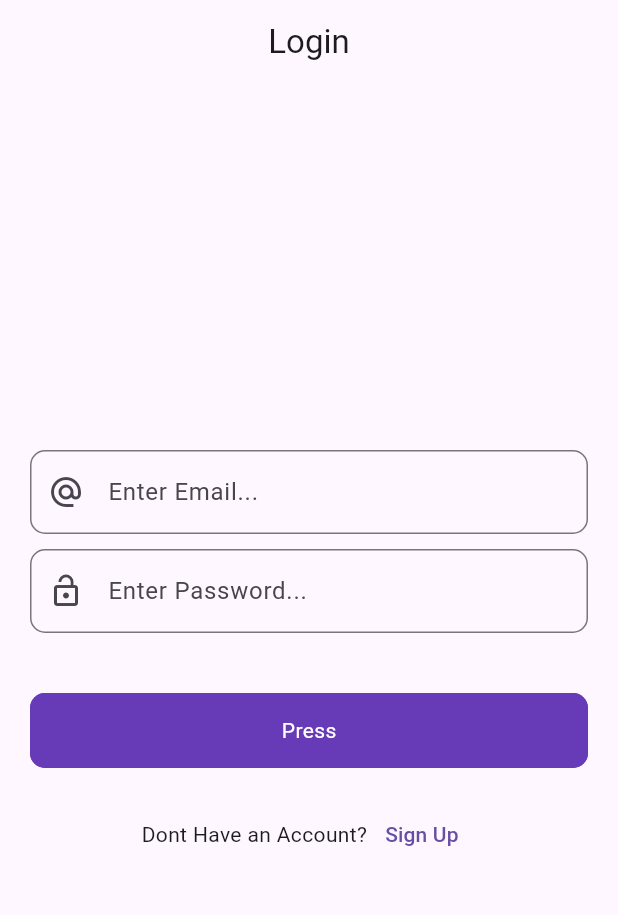
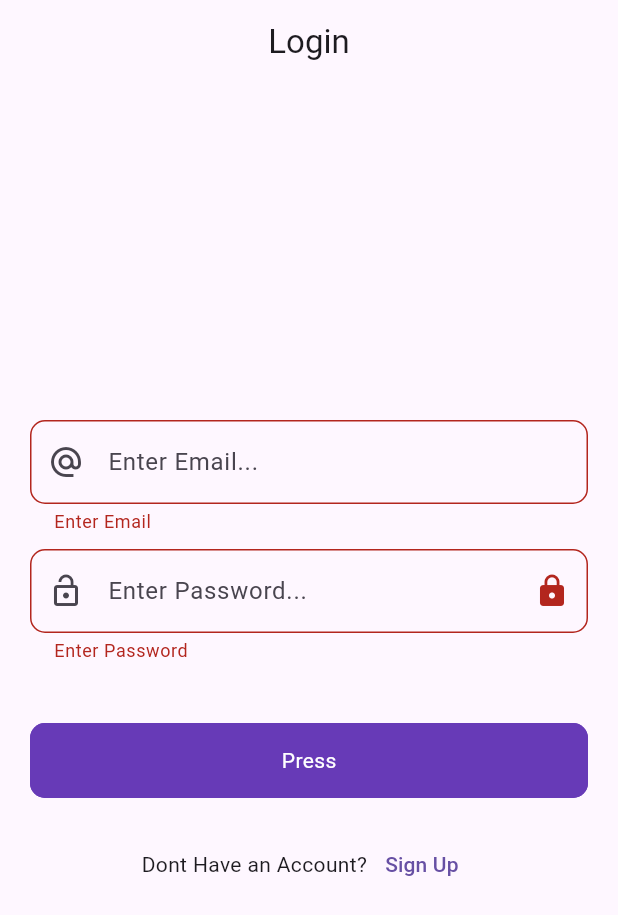
Before and after one commit to THExKIDD/Blog_App, a Flutter app: the screen it shows after launch, after a tap on "Press", on a phone screen of 412 x 824 dp. Shown: the top 915 px of the screen. Run offline on Flutter 3.47's test engine with Material 3 defaults, Android fonts, the light colour scheme and no system bars; our stand-ins replace firebase_auth, firebase_core, fluttertoast, get; accounts and stored records are empty.

Commit message:
firebase sign up and login

```diff
--- a/lib/controllers/text_controllers.dart
+++ b/lib/controllers/text_controllers.dart
@@ -16,5 +16,12 @@ class TextControllers{
     _obscureText.value = !_obscureText.value;
   }
 
+  RxBool loginObscure = true.obs;
+
+  void toggleLoginPass()
+  {
+    loginObscure.value = !loginObscure.value;
+  }
+
 
   }
--- a/lib/firebase_services/splash_services.dart
+++ b/lib/firebase_services/splash_services.dart
@@ -2,17 +2,39 @@
 
 import 'dart:async';
 
+import 'package:firebase_auth/firebase_auth.dart';
 import 'package:fireeeeee/ui/auth/Login_screen.dart';
-import 'package:flutter/cupertino.dart';
+import 'package:fireeeeee/ui/post/post_screen.dart';
 import 'package:flutter/material.dart';
 
 class SplashServices {
 
   void isLogin(BuildContext context)
   {
-    Timer(Duration(seconds: 3),
-    ()=>  Navigator.pushReplacement(context, MaterialPageRoute(builder: (context) => LoginScreen()))
-    );
+
+
+    final auth = FirebaseAuth.instance;
+
+    final user = auth.currentUser ;
+
+    if(user != null)
+    {
+      Timer(const Duration(seconds: 3),
+              ()=>  Navigator.pushReplacement(context, MaterialPageRoute(builder: (context) => PostScreen()))
+      );
+
+    }
+    else
+      {
+        Timer(const Duration(seconds: 3),
+                ()=>  Navigator.pushReplacement(context, MaterialPageRoute(builder: (context) => LoginScreen()))
+        );
+      }
+
+
+
+
+
   }
 
 }
--- a/lib/ui/auth/Login_screen.dart
+++ b/lib/ui/auth/Login_screen.dart
@@ -1,7 +1,12 @@
+import 'package:firebase_auth/firebase_auth.dart';
+import 'package:firebase_core/firebase_core.dart';
 import 'package:fireeeeee/controllers/text_controllers.dart';
 import 'package:fireeeeee/ui/auth/signup_screen.dart';
+import 'package:fireeeeee/ui/post/post_screen.dart';
+import 'package:fireeeeee/utils/utils.dart';
 import 'package:fireeeeee/widgets/round_button.dart';
 import 'package:flutter/material.dart';
+import 'package:get/get.dart';
 
 class LoginScreen extends StatefulWidget {
   const LoginScreen({super.key});
@@ -13,6 +18,8 @@ class LoginScreen extends StatefulWidget {
 class _LoginScreenState extends State<LoginScreen> {
   TextControllers tcontroller = TextControllers();
   final _formkey = GlobalKey<FormState>();
+  FirebaseAuth _auth = FirebaseAuth.instance;
+  bool loading = false;
   @override
   void dispose() {
     // TODO: implement dispose
@@ -21,6 +28,27 @@ class _LoginScreenState extends State<LoginScreen> {
     tcontroller.passwordController;
 
   }
+
+  void login()
+  {
+    setState(() {
+      loading=true;
+    });
+    _auth.signInWithEmailAndPassword(email: tcontroller.emailController.text, password: tcontroller.passwordController.text).then((value) {
+      setState(() {
+        loading=false;
+      });
+      Utils().toastMessage(value.user!.email.toString());
+    }).onError((error , stackTrace){
+      setState(() {
+        loading=false;
+      });
+      Utils().toastMessage(error.toString());
+    });
+    Navigator.pushReplacement(context, MaterialPageRoute(builder: (context) => const PostScreen()));
+  }
+
+
   @override
   Widget build(BuildContext context) {
     return Scaffold(
@@ -33,6 +61,7 @@ class _LoginScreenState extends State<LoginScreen> {
       body: Padding(
         padding: const EdgeInsets.symmetric(horizontal: 20),
         child: Form(
+          key: _formkey,
           child: Column(
             mainAxisAlignment: MainAxisAlignment.center,
             crossAxisAlignment: CrossAxisAlignment.center,
@@ -64,21 +93,25 @@ class _LoginScreenState extends State<LoginScreen> {
                 )
               ),
               const SizedBox(height: 10),
-              TextFormField(
+              Obx(() => TextFormField(
 
-                obscureText: true,
+                  obscureText: tcontroller.loginObscure.value ? true : false,
                     controller: tcontroller.passwordController,
-                  decoration: const InputDecoration(
-                    focusedBorder: OutlineInputBorder(
+                    decoration: InputDecoration(
+                      suffixIcon: IconButton(
+                          icon: Icon(tcontroller.loginObscure.value ? Icons.lock : Icons.lock_open),
+                          onPressed: () => tcontroller.toggleLoginPass()
+                      ),
+                      focusedBorder: const OutlineInputBorder(
                         borderSide: BorderSide(
                           color: Colors.red,
 
                         ),
                         borderRadius: BorderRadius.horizontal(left: Radius.circular(10),right: Radius.circular(10)),
                       ),
-                    prefixIcon: Icon(Icons.lock_open),
+                      prefixIcon: const Icon(Icons.lock_open),
                       hintText: 'Enter Password...',
-                    border: OutlineInputBorder(
+                      border: const OutlineInputBorder(
                         borderRadius: BorderRadius.horizontal(left: Radius.circular(10),right: Radius.circular(10)),
                       ),
                     ),
@@ -88,29 +121,40 @@ class _LoginScreenState extends State<LoginScreen> {
                         }
                         return null;
                       }
+
+                        ),
               ),
               const SizedBox(height: 40),
 
               RoundButton(
                 title: 'Press',
+              loading: loading,
               onTap: (){
-                  if(_formkey.currentState!.validate())
+                  if(_formkey.currentState != null && _formkey.currentState!.validate())
                     {
+                      setState(() {
+                        loading =true;
+                      });
+                      login();
+                    }
 
-                    }
+
+
+
+
 
               },
               ),
-              SizedBox(height: 20),
+              const SizedBox(height: 20),
               Row(
                 mainAxisAlignment: MainAxisAlignment.center,
                 children: [
-                  Text('Dont Have an Account?'),
+                  const Text('Dont Have an Account?'),
                   TextButton(onPressed: (){
-                    Navigator.push(context, MaterialPageRoute(builder: (context) => SignupScreen()));
+                    Navigator.push(context, MaterialPageRoute(builder: (context) => const SignupScreen()));
 
                   },
-                      child: Text('Sign Up'))
+                      child: const Text('Sign Up'))
 
                 ],
               ),
```
Also changed, not shown: lib/ui/post/post_screen.dart (added, +39 -0 lines), lib/firebase_services/signup_service.dart (deleted). Lines whose indentation alone changed are shown as unchanged.
